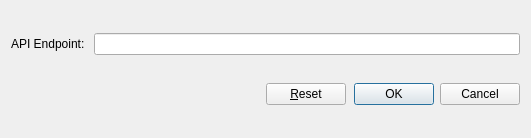
easai/ViFlash, file endpointdialog.ui: the form before one commit.
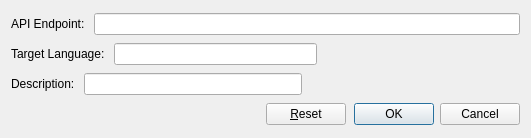
The form after the commit.

Commit message: Add target/desc lang settings.

Patch:
```diff
--- a/endpointdialog.ui
+++ b/endpointdialog.ui
@@ -28,6 +28,60 @@
      </item>
     </layout>
    </item>
+   <item>
+    <layout class="QHBoxLayout" name="horizontalLayout_4">
+     <item>
+      <widget class="QLabel" name="label_target">
+       <property name="text">
+        <string>Target Language: </string>
+       </property>
+      </widget>
+     </item>
+     <item>
+      <widget class="QLineEdit" name="lineEdit_target"/>
+     </item>
+     <item>
+      <spacer name="horizontalSpacer_2">
+       <property name="orientation">
+        <enum>Qt::Horizontal</enum>
+       </property>
+       <property name="sizeHint" stdset="0">
+        <size>
+         <width>40</width>
+         <height>20</height>
+        </size>
+       </property>
+      </spacer>
+     </item>
+    </layout>
+   </item>
+   <item>
+    <layout class="QHBoxLayout" name="horizontalLayout_5">
+     <item>
+      <widget class="QLabel" name="label_description">
+       <property name="text">
+        <string>Description: </string>
+       </property>
+      </widget>
+     </item>
+     <item>
+      <widget class="QLineEdit" name="lineEdit_desc"/>
+     </item>
+     <item>
+      <spacer name="horizontalSpacer_3">
+       <property name="orientation">
+        <enum>Qt::Horizontal</enum>
+       </property>
+       <property name="sizeHint" stdset="0">
+        <size>
+         <width>40</width>
+         <height>20</height>
+        </size>
+       </property>
+      </spacer>
+     </item>
+    </layout>
+   </item>
    <item>
     <layout class="QHBoxLayout" name="horizontalLayout_3">
      <item>
```
Left out of the diff: 2 changed lines with no effect on the pictures. The commit also changes 7 other files.
